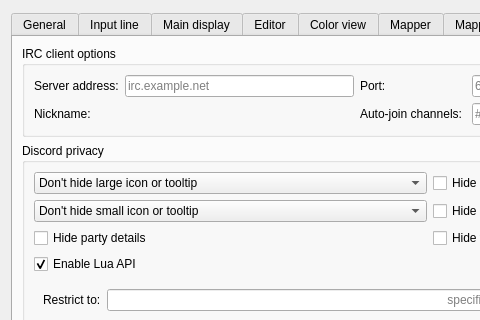
Old version of the form src/ui/profile_preferences.ui in the repository Mudlet/Mudlet; both pictures show x 0 to 480 and y 0 to 320 of the 735 by 657 pixel window.
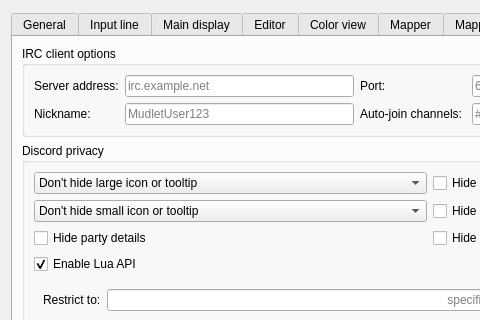
New version of the form. The open tabs and pages were chosen to show the change. Icons and pictures are not drawn. Custom widgets are drawn as their Qt base class.

Commit message:
BugFix: repair an error made when merging in development branch
And a typo when putting in a tool tip!

Diff of the .ui file:
```diff
--- a/src/ui/profile_preferences.ui
+++ b/src/ui/profile_preferences.ui
@@ -2565,6 +2565,13 @@
             </property>
            </widget>
           </item>
+          <item row="1" column="1">
+           <widget class="QLineEdit" name="ircNick">
+            <property name="placeholderText">
+             <string>MudletUser123</string>
+            </property>
+           </widget>
+          </item>
           <item row="1" column="2">
            <widget class="QLabel" name="lblIrcChannels">
             <property name="text">
```
Left out of the diff: 2 changed lines with no effect on the pictures.
